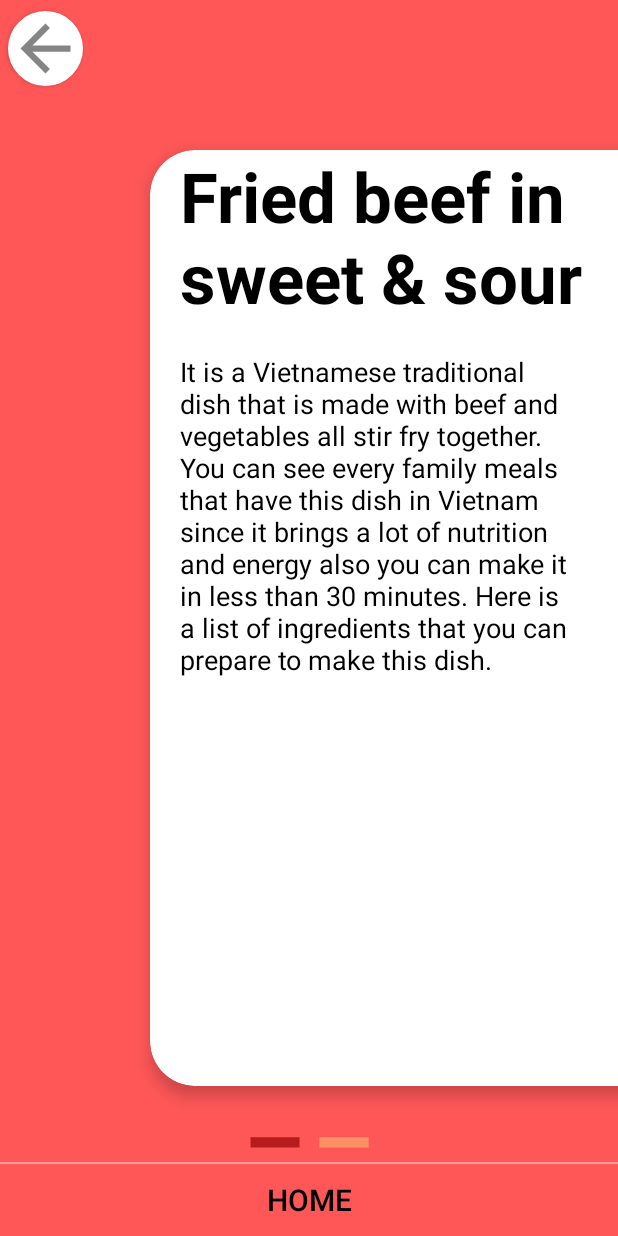
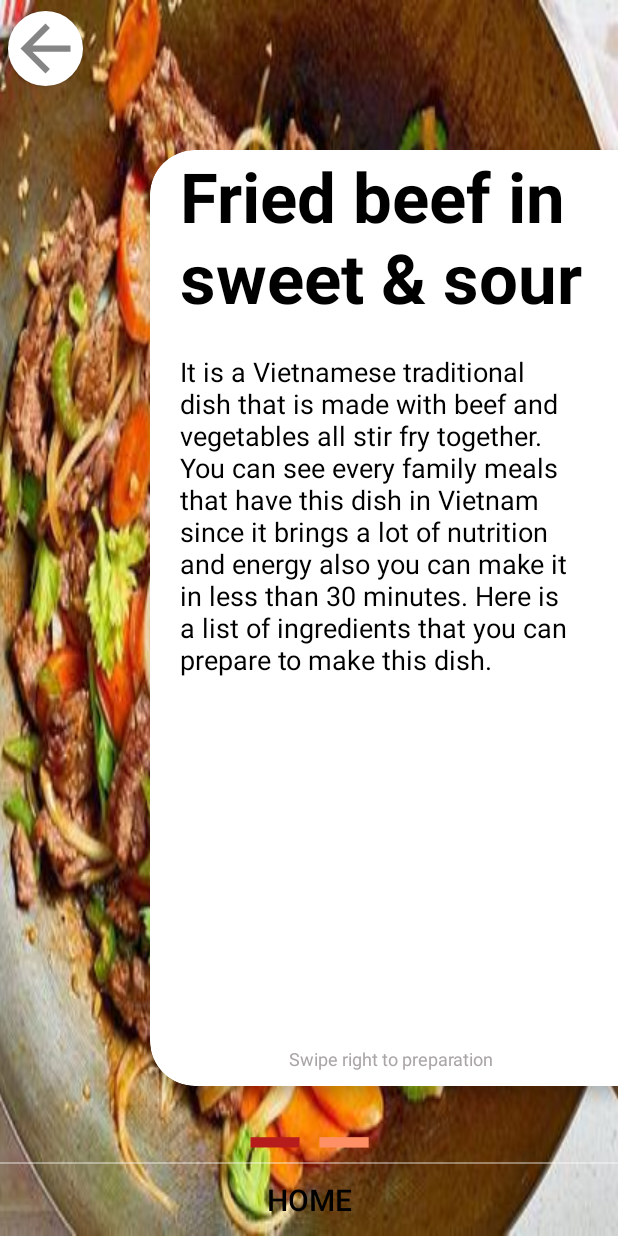
Before and after one commit to vuquang64/Cooklet_Victor_part, an Android app: the screen it shows after launch (MainActivity), on a phone screen of 412 x 824 dp. Run offline under Robolectric (Android 15) with nearby library versions, the light colour scheme and no system bars.

Commit message:
adding pictures

```diff
--- a/app/src/main/java/com/example/cooklet_victor_work/MainActivity.java
+++ b/app/src/main/java/com/example/cooklet_victor_work/MainActivity.java
@@ -22,7 +22,7 @@ public class MainActivity extends AppCompatActivity {
     LinearLayout Layout_bars;
     TextView[] bottomBars;
     int[] screens;
-    Button Back;
+    Button Back,Home;
     ViewPager vp;
     MainActivity.MyViewPagerAdapter myvpAdapter;
 
@@ -38,6 +38,7 @@ public class MainActivity extends AppCompatActivity {
         vp = (ViewPager) findViewById(R.id.view_pager);
         Layout_bars = (LinearLayout) findViewById(R.id.layoutBars);
         Back = (Button) findViewById(R.id.back);
+        Home = (Button) findViewById(R.id.home);
         myvpAdapter = new MainActivity.MyViewPagerAdapter();
         vp.setAdapter(myvpAdapter);
         vp.addOnPageChangeListener(viewPagerPageChangeListener);
@@ -77,8 +78,10 @@ public class MainActivity extends AppCompatActivity {
             ColoredBars(position);
             if (position == screens.length - 1) {
                 Back.setVisibility(View.GONE);
+                Home.setBackground(getDrawable(R.drawable.borderless_ripple));
             } else {
                 Back.setVisibility(View.VISIBLE);
+                Home.setBackground(getDrawable(R.drawable.white_button));
             }
         }
 
--- /dev/null
+++ b/app/src/main/res/drawable/white_button.xml
@@ -0,0 +1,6 @@
+<?xml version="1.0" encoding="utf-8"?>
+<shape xmlns:android="http://schemas.android.com/apk/res/android"
+    android:shape="rectangle">
+    <solid android:color="@color/white"/>
+    <corners android:radius="30dp"/>
+</shape>
--- a/app/src/main/res/layout/activity_introduction.xml
+++ b/app/src/main/res/layout/activity_introduction.xml
@@ -5,7 +5,14 @@
     android:layout_width="match_parent"
     android:layout_height="match_parent"
     tools:context=".IntroductionActivity"
-    android:background="@color/cooklet_theme">
+    >
+
+    <ImageView
+        android:layout_width="500000000dp"
+        android:layout_height="1000000dp"
+        android:background="@drawable/food_background"
+        android:translationX="-100dp"/>
+
 
     <android.support.v7.widget.CardView
         android:layout_alignParentEnd="true"
@@ -49,7 +56,21 @@
                     android:textColor="@color/black"
                     android:textSize="18sp" />
             </ScrollView>
+
+            <TextView
+                android:layout_width="match_parent"
+                android:layout_height="wrap_content"
+                android:text="Swipe right to preparation"
+                android:textSize="12dp"
+                android:textColor="@color/cooklet_grey"
+                android:layout_alignParentBottom="true"
+                android:textAlignment="center"
+                android:translationX="-20dp"
+                android:layout_margin="10dp"/>
         </RelativeLayout>
     </android.support.v7.widget.CardView>
 
+
+
+
 </RelativeLayout>
```
Also changed, not shown: app/src/main/res/layout/activity_step1.xml (+4 -3 lines), app/src/main/res/layout/activity_step2.xml (+4 -3 lines), app/src/main/res/layout/activity_step3.xml (+4 -3 lines), app/src/main/res/layout/activity_step4.xml (+4 -3 lines), app/src/main/res/drawable/food_background.png (added), app/src/main/res/drawable/step4.png (added), 3 other files.
